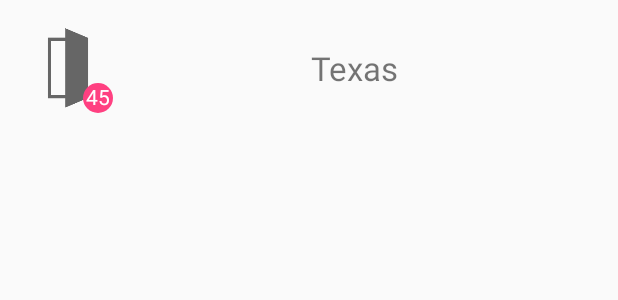
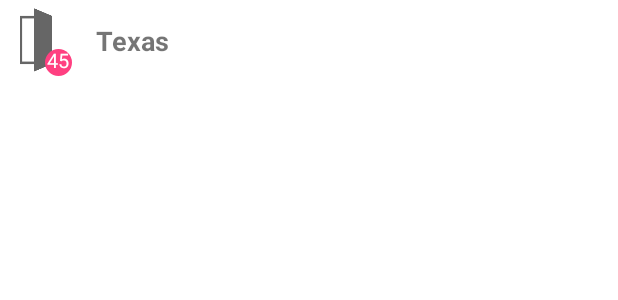
Before and after one commit to KostyaBakay/IndoorNavigation, an Android app: the layout item_room.xml on its own in the app's theme, with its tools: preview values and no code run, on a phone screen of 412 x 824 dp. Shown: the top 300 px of the screen. Run offline under Robolectric (Android 15) with nearby library versions, the phone set to English and light mode, and no system bars.

Commit message:
Some fixes UI

```diff
--- a/app/src/main/java/com/example/fooandbar/ibeacon/fragment/MainDataFragment.java
+++ b/app/src/main/java/com/example/fooandbar/ibeacon/fragment/MainDataFragment.java
@@ -2,7 +2,6 @@ package com.example.fooandbar.ibeacon.fragment;
 
 import android.os.Bundle;
 import android.support.v4.app.Fragment;
-import android.util.Log;
 import android.view.LayoutInflater;
 import android.view.View;
 import android.view.ViewGroup;
@@ -20,6 +19,9 @@ import java.util.LinkedHashMap;
 import java.util.Map;
 
 public class MainDataFragment extends Fragment implements StorageContract.OnAllRoomsMapRetrievedCallback{
+
+    public static final String TAG = "MainDataFragment";
+
     LinkedHashMap<Room, ArrayList<UserDevice>> dataToSet = new LinkedHashMap<>();
     ExpandableListView roomListView;
     RoomListAdapter adapter;
--- a/app/src/main/java/com/example/fooandbar/ibeacon/fragment/SettingsFragment.java
+++ b/app/src/main/java/com/example/fooandbar/ibeacon/fragment/SettingsFragment.java
@@ -14,6 +14,9 @@ import com.example.fooandbar.ibeacon.R;
 import com.example.fooandbar.ibeacon.utils.PreferencesUtil;
 
 public class SettingsFragment extends Fragment {
+
+    public static final String TAG = "SettingsFragment";
+
     private EditText mUserNameEditText;
     private Button mSaveButton;
 
--- a/app/src/main/java/com/example/fooandbar/ibeacon/fragment/UserDetailsFragment.java
+++ b/app/src/main/java/com/example/fooandbar/ibeacon/fragment/UserDetailsFragment.java
@@ -11,6 +11,8 @@ import com.example.fooandbar.ibeacon.R;
 import com.example.fooandbar.ibeacon.utils.PreferencesUtil;
 
 public class UserDetailsFragment extends Fragment {
+
+    public static final String TAG = "UserDetailsFragment";
 
     @Override
     public View onCreateView(LayoutInflater inflater, ViewGroup container, Bundle savedInstanceState) {
--- a/app/src/main/res/layout/fragment_settings.xml
+++ b/app/src/main/res/layout/fragment_settings.xml
@@ -8,6 +8,7 @@
         android:layout_width="match_parent"
         android:layout_height="wrap_content"
         android:gravity="center"
+        android:textColor="#000"
         android:text="@string/settings"
         android:textSize="20sp"
         android:textStyle="bold" />
@@ -15,6 +16,7 @@
     <android.support.design.widget.TextInputEditText
         android:id="@+id/user_name_edit_text"
         android:layout_width="match_parent"
+        android:textColor="#000"
         android:layout_height="wrap_content" />
 
     <Button
--- a/app/src/main/res/layout/item_room.xml
+++ b/app/src/main/res/layout/item_room.xml
@@ -1,14 +1,15 @@
 <?xml version="1.0" encoding="utf-8"?>
-<LinearLayout xmlns:android="http://schemas.android.com/apk/res/android"
+<LinearLayout
 	android:id="@+id/roomHolder"
+	xmlns:android="http://schemas.android.com/apk/res/android"
 	android:layout_width="match_parent"
-    android:layout_height="wrap_content"
-    android:layout_margin="15dp"
+	android:layout_height="54dp"
 	android:orientation="vertical">
 
 	<LinearLayout
 		android:layout_width="match_parent"
 		android:layout_height="match_parent"
+		android:gravity="center_vertical"
 		android:orientation="horizontal">
 
 		<FrameLayout
@@ -16,41 +17,44 @@
 			android:layout_height="wrap_content">
 
 			<ImageView
-                android:layout_width="60dp"
-                android:layout_height="60dp"
-                android:src="@mipmap/im_door" />
+				android:layout_width="48dp"
+				android:layout_height="48dp"
+				android:src="@mipmap/im_door"/>
 
 			<FrameLayout
-                android:layout_width="20dp"
-                android:layout_height="20dp"
-                android:layout_gravity="bottom|right"
+				android:layout_width="18dp"
+				android:layout_height="18dp"
+				android:layout_gravity="bottom|end"
 				android:background="@drawable/room_shape"
-                android:backgroundTint="@color/colorAccent" />
+				android:backgroundTint="@color/accent"/>
 
 			<TextView
 				android:id="@+id/usersInRoomTextView"
-                android:layout_width="60dp"
-                android:layout_height="60dp"
-                android:gravity="bottom|right"
+				android:layout_width="48dp"
+				android:layout_height="48dp"
+				android:gravity="bottom|end"
 				android:paddingBottom="1dp"
 				android:paddingRight="2dp"
+				android:textSize="13sp"
 				android:text="45"
-                android:textColor="@android:color/white" />
+				android:textColor="@android:color/white"/>
 
 		</FrameLayout>
 
 		<TextView
 			android:id="@+id/roomName"
 			android:layout_width="match_parent"
-            android:layout_height="60dp"
-            android:gravity="center"
+			android:layout_height="match_parent"
+			android:gravity="center_vertical"
 			android:text="Texas"
-            android:textSize="22sp" />
+			android:textStyle="bold"
+			android:paddingLeft="16dp"
+			android:textSize="18sp"/>
 
 	</LinearLayout>
 
 	<Space
 		android:layout_width="match_parent"
-        android:layout_height="15dp" />
+		android:layout_height="15dp"/>
 
 </LinearLayout>
--- a/app/src/main/res/values/colors.xml
+++ b/app/src/main/res/values/colors.xml
@@ -1,8 +1,13 @@
 <?xml version="1.0" encoding="utf-8"?>
 <resources>
-    <color name="colorPrimary">#3F51B5</color>
-    <color name="colorPrimaryDark">#303F9F</color>
-    <color name="colorAccent">#FF4081</color>
+    <color name="primary">#3F51B5</color>
+    <color name="primary_dark">#303F9F</color>
+    <color name="accent">#FF4081</color>
+    <color name="text_primary">#FFF</color>
+    <color name="text_secondary">#CCC</color>
+    <color name="window_background">#FFF</color>
+    <color name="toolbar_primary">#FFF</color>
+    <color name="toolbar_secondary">#CCC</color>
 
     <color name="tutorial_indicator_selected">#FFF</color>
     <color name="tutorial_indicator_unselected">#AAA</color>
--- a/app/src/main/res/values/styles.xml
+++ b/app/src/main/res/values/styles.xml
@@ -1,11 +1,12 @@
 <resources>
 
-    <!-- Base application theme. -->
 	<style name="AppTheme" parent="Theme.AppCompat.Light.DarkActionBar">
-        <!-- Customize your theme here. -->
-        <item name="colorPrimary">@color/colorPrimary</item>
-        <item name="colorPrimaryDark">@color/colorPrimaryDark</item>
-        <item name="colorAccent">@color/colorAccent</item>
+		<item name="colorPrimary">@color/primary</item>
+		<item name="android:textColorPrimary">@color/text_primary</item>
+		<item name="android:textColorSecondary">@color/text_secondary</item>
+		<item name="colorPrimaryDark">@color/primary_dark</item>
+		<item name="colorAccent">@color/accent</item>
+		<item name="android:windowBackground">@color/window_background</item>
 	</style>
 
 	<style name="AppTheme.NoActionBar">
@@ -13,4 +14,13 @@
 		<item name="windowNoTitle">true</item>
 	</style>
 
+	<style name="AppTheme.Toolbar">
+		<item name="android:typeface">sans</item>
+		<item name="android:textColorPrimary">@color/toolbar_primary</item>
+		<item name="android:textColorSecondary">@color/toolbar_secondary</item>
+		<item name="colorControlNormal">@color/toolbar_primary</item>
+	</style>
+
+	<style name="AppTheme.PopupTheme" parent="Theme.AppCompat.Light.DarkActionBar"/>
+
 </resources>
```
Also changed, not shown: app/src/main/AndroidManifest.xml (+23 -13 lines), app/src/main/java/com/example/fooandbar/ibeacon/IntroActivity.java (deleted, +0 -163 lines), app/src/main/java/com/example/fooandbar/ibeacon/activity/IntroActivity.java (added, +164 -0 lines), app/src/main/java/com/example/fooandbar/ibeacon/activity/MainActivity.java (+25 -32 lines), app/src/main/res/layout/activity_main.xml (+15 -5 lines), app/src/main/res/layout/item_user.xml (+20 -11 lines), app/src/main/res/layout/module_toolbar.xml (added, +9 -0 lines), 2 other files. Lines whose indentation alone changed are shown as unchanged.
